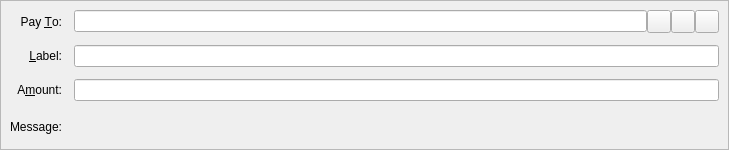
First picture: the form in src/qt/forms/sendcoinsentry.ui, repository oro-cm/ORO, before the edit.
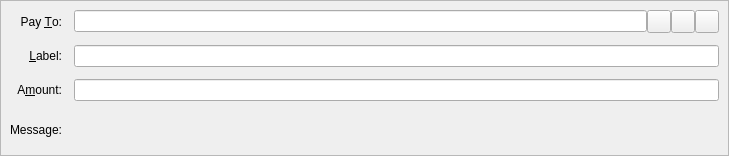
Second picture: the form after the edit. Icons and pictures are not drawn. Custom widgets are drawn as their Qt base class.

The edit to the form file:
```diff
--- a/src/qt/forms/sendcoinsentry.ui
+++ b/src/qt/forms/sendcoinsentry.ui
@@ -7,7 +7,7 @@
     <x>0</x>
     <y>0</y>
     <width>729</width>
-    <height>150</height>
+    <height>156</height>
    </rect>
   </property>
   <property name="focusPolicy">
```
Left out of the diff: 8 changed lines with no effect on the pictures.
